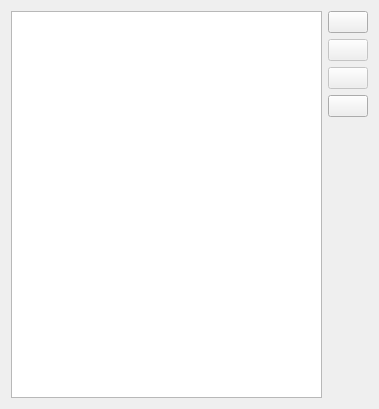
Before: the Qt Designer form CategoryListDialog.ui in congchenutd/congchenmoney, drawn with Qt 5.
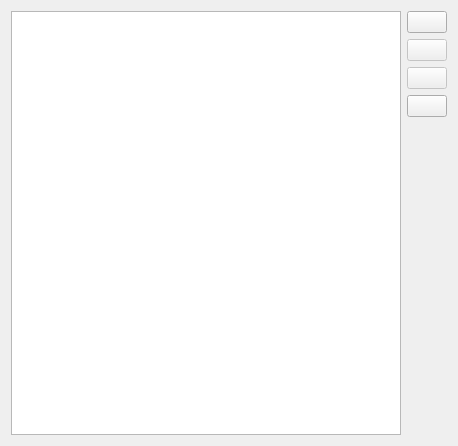
After: the same form once the commit is applied. Icons and pictures are not drawn.

```diff
--- a/CategoryListDialog.ui
+++ b/CategoryListDialog.ui
@@ -6,8 +6,8 @@
    <rect>
     <x>0</x>
     <y>0</y>
-    <width>379</width>
-    <height>409</height>
+    <width>458</width>
+    <height>446</height>
    </rect>
   </property>
   <property name="windowTitle">
```
Left out of the diff: 2 changed lines with no effect on the pictures.
